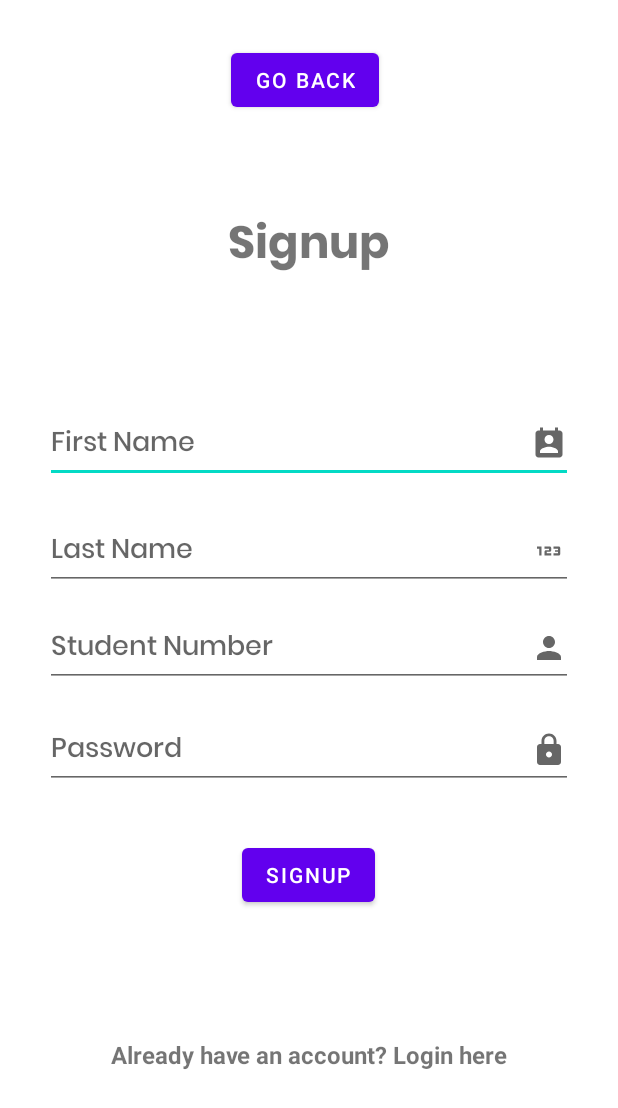
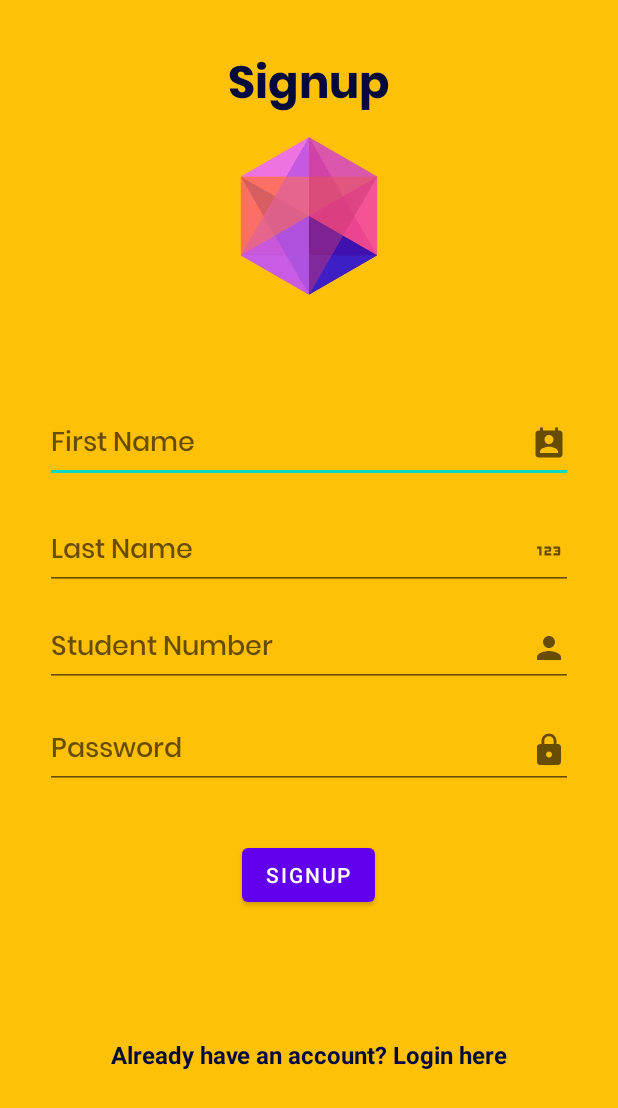
Before and after one commit to Thembanator1/MCCourseForum, an Android app: the Signup screen opened directly, with no data from a screen before it, on a phone screen of 412 x 824 dp. Shown: the top 1108 px of the screen. Run offline under Robolectric (Android 15) with nearby library versions, the phone set to English and light mode, and no system bars.

Commit message:
THE COLOUR CHANGE, IF YOU HAVE A PROBLEM CHANGE IT YOURSELF

```diff
--- a/app/src/main/res/layout/activity_main.xml
+++ b/app/src/main/res/layout/activity_main.xml
@@ -23,7 +23,7 @@
         android:text="MC COURSE FORUM"
         android:layout_gravity="center"
         android:textSize="20sp"
-        android:textColor="#88000000"
+        android:textColor="#010A3A"
         android:textStyle="bold"/>
 
     <TextView
@@ -33,7 +33,7 @@
         android:text="FOR THE LOVE OF CODING"
         android:layout_gravity="center"
         android:textSize="16sp"
-        android:textColor="#88000000"
+        android:textColor="#010A3A"
         android:textStyle="bold"/>
 
 
--- a/app/src/main/res/layout/activity_signup.xml
+++ b/app/src/main/res/layout/activity_signup.xml
@@ -2,6 +2,7 @@
 <androidx.constraintlayout.widget.ConstraintLayout xmlns:android="http://schemas.android.com/apk/res/android"
     xmlns:app="http://schemas.android.com/apk/res-auto"
     xmlns:tools="http://schemas.android.com/tools"
+    android:background="#FFC107"
     android:layout_width="match_parent"
     android:layout_height="match_parent"
     tools:context=".Signup">
@@ -10,16 +11,31 @@
         android:id="@+id/SignText"
         android:layout_width="match_parent"
         android:layout_height="wrap_content"
+        android:fontFamily="@font/poppinsbold"
         android:gravity="center"
         android:text="Signup"
         android:textSize="30sp"
-        android:fontFamily="@font/poppinsbold"
+        android:textColor="#010A3A"
         app:layout_constraintBottom_toTopOf="@+id/SFname"
         app:layout_constraintEnd_toEndOf="parent"
-        app:layout_constraintHorizontal_bias="0.498"
+        app:layout_constraintHorizontal_bias="1.0"
         app:layout_constraintStart_toStartOf="parent"
         app:layout_constraintTop_toTopOf="parent"
-        app:layout_constraintVertical_bias="0.635" />
+        app:layout_constraintVertical_bias="0.145" />
+
+    <ImageView
+        android:id="@+id/logo"
+        android:layout_width="100dp"
+        android:layout_height="200sp"
+        android:layout_gravity="center"
+        android:src="@drawable/design"
+        app:layout_constraintBottom_toBottomOf="parent"
+        app:layout_constraintEnd_toEndOf="parent"
+        app:layout_constraintStart_toStartOf="parent"
+        app:layout_constraintTop_toTopOf="parent"
+        app:layout_constraintVertical_bias="0.071"
+        tools:ignore="MissingConstraints" />
+
 
     <EditText
         android:id="@+id/SFname"
@@ -106,18 +122,7 @@
         app:layout_constraintTop_toBottomOf="@+id/SPass"
         app:layout_constraintVertical_bias="0.133" />
 
-    <Button
-        android:id="@+id/sBack"
-        android:layout_width="wrap_content"
-        android:layout_height="wrap_content"
-        android:text="Go Back"
-        android:onClick="goBackSign"
-        app:layout_constraintBottom_toBottomOf="parent"
-        app:layout_constraintEnd_toEndOf="parent"
-        app:layout_constraintHorizontal_bias="0.492"
-        app:layout_constraintStart_toStartOf="parent"
-        app:layout_constraintTop_toTopOf="parent"
-        app:layout_constraintVertical_bias="0.038" />
+
 
     <TextView
         android:id="@+id/textView"
@@ -130,6 +135,7 @@
         android:textAlignment="center"
         android:textSize="16sp"
         android:textStyle="bold"
+        android:textColor="#010A3A"
         app:layout_constraintBottom_toBottomOf="parent"
         app:layout_constraintEnd_toEndOf="parent"
         app:layout_constraintStart_toStartOf="parent"
```
Also changed, not shown: app/src/main/res/layout/activity_login.xml (+19 -2 lines), app/src/main/res/drawable/design.jpeg (added).
